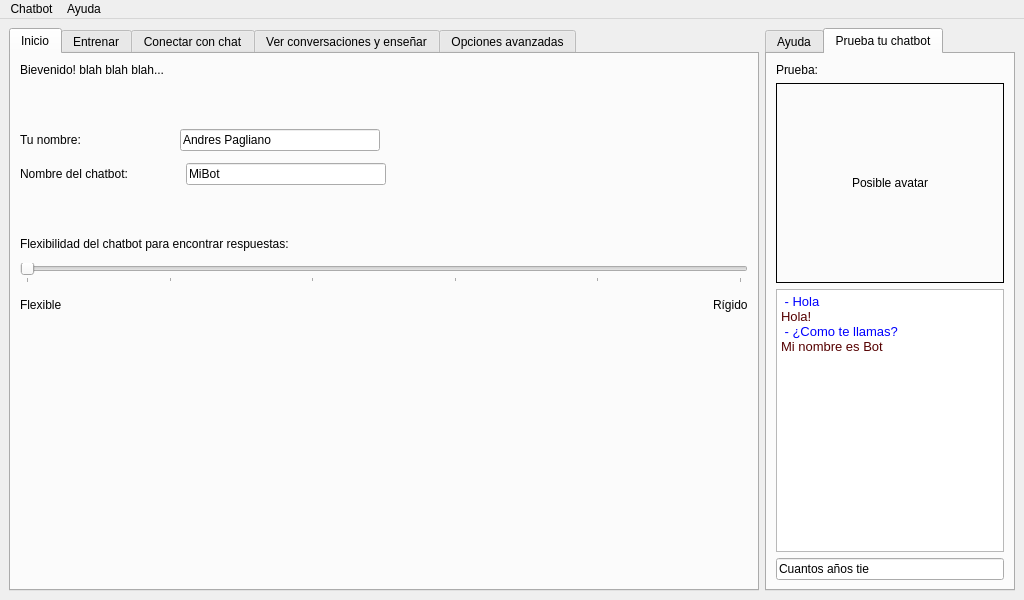
lvklabs/chatbot, file ui-prototypes/prototype-1/sadoskyuiprototype1.ui: the form before one commit.
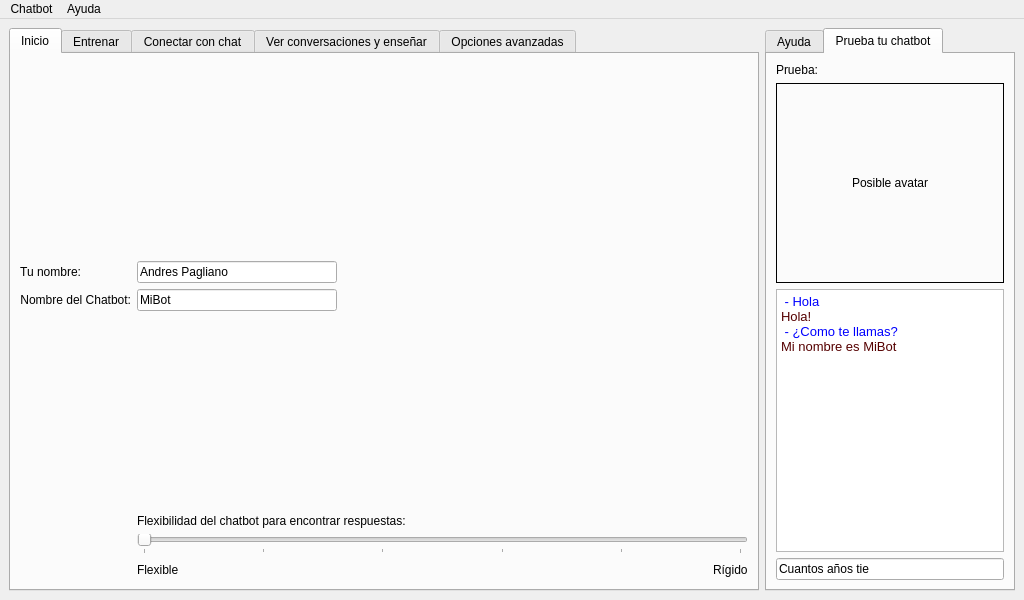
The form after the commit. The open tabs and pages were chosen to show the change.

Commit message: poc2: New configuration of Lemmatizer class. Minor changes in UI.

The edit to the form file:
```diff
--- a/ui-prototypes/prototype-1/sadoskyuiprototype1.ui
+++ b/ui-prototypes/prototype-1/sadoskyuiprototype1.ui
@@ -27,35 +27,16 @@
           <string>Inicio</string>
          </attribute>
          <layout class="QGridLayout" name="gridLayout_6">
-          <item row="0" column="0">
-           <layout class="QGridLayout" name="gridLayout_5">
-            <property name="horizontalSpacing">
-             <number>6</number>
+          <item row="0" column="1">
+           <layout class="QFormLayout" name="formLayout">
+            <property name="fieldGrowthPolicy">
+             <enum>QFormLayout::AllNonFixedFieldsGrow</enum>
             </property>
-            <property name="verticalSpacing">
-             <number>12</number>
-            </property>
-            <item row="0" column="0">
-             <widget class="QLabel" name="label_7">
-              <property name="font">
-               <font>
-                <weight>50</weight>
-                <bold>false</bold>
-               </font>
-              </property>
-              <property name="text">
-               <string>Bievenido! blah blah blah...</string>
-              </property>
-             </widget>
-            </item>
-            <item row="1" column="0">
+            <item row="0" column="1">
              <spacer name="verticalSpacer_2">
               <property name="orientation">
                <enum>Qt::Vertical</enum>
               </property>
-              <property name="sizeType">
-               <enum>QSizePolicy::Fixed</enum>
-              </property>
               <property name="sizeHint" stdset="0">
                <size>
                 <width>20</width>
@@ -64,34 +45,17 @@
               </property>
              </spacer>
             </item>
-            <item row="2" column="0">
-             <layout class="QHBoxLayout" name="horizontalLayout_6">
-              <item>
+            <item row="1" column="0">
                <widget class="QLabel" name="label_8">
-                <property name="sizePolicy">
-                 <sizepolicy hsizetype="Fixed" vsizetype="Preferred">
-                  <horstretch>0</horstretch>
-                  <verstretch>0</verstretch>
-                 </sizepolicy>
-                </property>
-                <property name="minimumSize">
-                 <size>
-                  <width>160</width>
-                  <height>0</height>
-                 </size>
-                </property>
-                <property name="baseSize">
-                 <size>
-                  <width>140</width>
-                  <height>0</height>
-                 </size>
-                </property>
                 <property name="text">
                  <string>Tu nombre:</string>
                 </property>
-               </widget>
-              </item>
-              <item>
+              <property name="alignment">
+               <set>Qt::AlignRight|Qt::AlignTrailing|Qt::AlignVCenter</set>
+              </property>
+             </widget>
+            </item>
+            <item row="1" column="1">
                <widget class="QLineEdit" name="lineEdit_4">
                 <property name="sizePolicy">
                  <sizepolicy hsizetype="Fixed" vsizetype="Fixed">
@@ -99,15 +63,9 @@
                   <verstretch>0</verstretch>
                  </sizepolicy>
                 </property>
-                <property name="minimumSize">
-                 <size>
-                  <width>200</width>
-                  <height>0</height>
-                 </size>
-                </property>
                 <property name="maximumSize">
                  <size>
-                  <width>300</width>
+                <width>200</width>
                   <height>16777215</height>
                  </size>
                 </property>
@@ -122,52 +80,17 @@
                 </property>
                </widget>
               </item>
-              <item>
-               <spacer name="horizontalSpacer_3">
-                <property name="orientation">
-                 <enum>Qt::Horizontal</enum>
-                </property>
-                <property name="sizeHint" stdset="0">
-                 <size>
-                  <width>40</width>
-                  <height>20</height>
-                 </size>
-                </property>
-               </spacer>
-              </item>
-             </layout>
-            </item>
-            <item row="3" column="0">
-             <layout class="QHBoxLayout" name="horizontalLayout_7">
-              <property name="spacing">
-               <number>6</number>
-              </property>
-              <item>
-               <widget class="QLabel" name="label_9">
-                <property name="sizePolicy">
-                 <sizepolicy hsizetype="Fixed" vsizetype="Preferred">
-                  <horstretch>0</horstretch>
-                  <verstretch>0</verstretch>
-                 </sizepolicy>
-                </property>
-                <property name="minimumSize">
-                 <size>
-                  <width>160</width>
-                  <height>0</height>
-                 </size>
-                </property>
-                <property name="baseSize">
-                 <size>
-                  <width>140</width>
-                  <height>0</height>
-                 </size>
-                </property>
+            <item row="2" column="0">
+             <widget class="QLabel" name="label_7">
                 <property name="text">
-                 <string>Nombre del chatbot:</string>
+               <string>Nombre del Chatbot:</string>
+              </property>
+              <property name="alignment">
+               <set>Qt::AlignRight|Qt::AlignTrailing|Qt::AlignVCenter</set>
                 </property>
                </widget>
               </item>
-              <item>
+            <item row="2" column="1">
                <widget class="QLineEdit" name="lineEdit_5">
                 <property name="sizePolicy">
                  <sizepolicy hsizetype="Fixed" vsizetype="Fixed">
@@ -183,7 +106,7 @@
                 </property>
                 <property name="maximumSize">
                  <size>
-                  <width>300</width>
+                <width>200</width>
                   <height>16777215</height>
                  </size>
                 </property>
@@ -198,22 +121,27 @@
                 </property>
                </widget>
               </item>
-              <item>
-               <spacer name="horizontalSpacer_4">
-                <property name="orientation">
-                 <enum>Qt::Horizontal</enum>
-                </property>
-                <property name="sizeHint" stdset="0">
-                 <size>
-                  <width>40</width>
-                  <height>20</height>
-                 </size>
-                </property>
-               </spacer>
-              </item>
-             </layout>
-            </item>
-            <item row="8" column="0">
+            <item row="4" column="1">
+             <widget class="QLabel" name="label_9">
+              <property name="text">
+               <string>Flexibilidad del chatbot para encontrar respuestas:</string>
+              </property>
+             </widget>
+            </item>
+            <item row="5" column="0">
+             <widget class="QLabel" name="label_14">
+              <property name="text">
+               <string/>
+              </property>
+              <property name="alignment">
+               <set>Qt::AlignRight|Qt::AlignTrailing|Qt::AlignVCenter</set>
+              </property>
+              <property name="wordWrap">
+               <bool>true</bool>
+              </property>
+             </widget>
+            </item>
+            <item row="3" column="1">
              <spacer name="verticalSpacer">
               <property name="orientation">
                <enum>Qt::Vertical</enum>
@@ -226,7 +154,38 @@
               </property>
              </spacer>
             </item>
-            <item row="6" column="0">
+            <item row="6" column="1">
+             <layout class="QHBoxLayout" name="horizontalLayout">
+              <item>
+               <widget class="QLabel" name="label_15">
+                <property name="text">
+                 <string>Flexible</string>
+                </property>
+               </widget>
+              </item>
+              <item>
+               <spacer name="horizontalSpacer_5">
+                <property name="orientation">
+                 <enum>Qt::Horizontal</enum>
+                </property>
+                <property name="sizeHint" stdset="0">
+                 <size>
+                  <width>40</width>
+                  <height>20</height>
+                 </size>
+                </property>
+               </spacer>
+              </item>
+              <item>
+               <widget class="QLabel" name="label_16">
+                <property name="text">
+                 <string>Rígido</string>
+                </property>
+               </widget>
+              </item>
+             </layout>
+            </item>
+            <item row="5" column="1">
              <widget class="QSlider" name="horizontalSlider">
               <property name="maximum">
                <number>1000</number>
@@ -242,60 +201,6 @@
               </property>
              </widget>
             </item>
-            <item row="4" column="0">
-             <spacer name="verticalSpacer_5">
-              <property name="orientation">
-               <enum>Qt::Vertical</enum>
-              </property>
-              <property name="sizeType">
-               <enum>QSizePolicy::Fixed</enum>
-              </property>
-              <property name="sizeHint" stdset="0">
-               <size>
-                <width>20</width>
-                <height>40</height>
-               </size>
-              </property>
-             </spacer>
-            </item>
-            <item row="5" column="0">
-             <widget class="QLabel" name="label_14">
-              <property name="text">
-               <string>Flexibilidad del chatbot para encontrar respuestas:</string>
-              </property>
-             </widget>
-            </item>
-            <item row="7" column="0">
-             <layout class="QHBoxLayout" name="horizontalLayout">
-              <item>
-               <widget class="QLabel" name="label_15">
-                <property name="text">
-                 <string>Flexible</string>
-                </property>
-               </widget>
-              </item>
-              <item>
-               <spacer name="horizontalSpacer_5">
-                <property name="orientation">
-                 <enum>Qt::Horizontal</enum>
-                </property>
-                <property name="sizeHint" stdset="0">
-                 <size>
-                  <width>40</width>
-                  <height>20</height>
-                 </size>
-                </property>
-               </spacer>
-              </item>
-              <item>
-               <widget class="QLabel" name="label_16">
-                <property name="text">
-                 <string>Rígido</string>
-                </property>
-               </widget>
-              </item>
-             </layout>
-            </item>
            </layout>
           </item>
          </layout>
@@ -1045,7 +950,7 @@
 &lt;p style=&quot; margin-top:0px; margin-bottom:0px; margin-left:0px; margin-right:0px; -qt-block-indent:0; text-indent:0px;&quot;&gt;&lt;span style=&quot; color:#0000ff;&quot;&gt; - Hola&lt;/span&gt;&lt;/p&gt;
 &lt;p style=&quot; margin-top:0px; margin-bottom:0px; margin-left:0px; margin-right:0px; -qt-block-indent:0; text-indent:0px;&quot;&gt;&lt;span style=&quot; color:#550000;&quot;&gt;Hola!&lt;/span&gt;&lt;/p&gt;
 &lt;p style=&quot; margin-top:0px; margin-bottom:0px; margin-left:0px; margin-right:0px; -qt-block-indent:0; text-indent:0px;&quot;&gt;&lt;span style=&quot; color:#0000ff;&quot;&gt; - ¿Como te llamas?&lt;/span&gt;&lt;/p&gt;
-&lt;p style=&quot; margin-top:0px; margin-bottom:0px; margin-left:0px; margin-right:0px; -qt-block-indent:0; text-indent:0px;&quot;&gt;&lt;span style=&quot; color:#550000;&quot;&gt;Mi nombre es Bot&lt;/span&gt;&lt;/p&gt;&lt;/body&gt;&lt;/html&gt;</string>
+&lt;p style=&quot; margin-top:0px; margin-bottom:0px; margin-left:0px; margin-right:0px; -qt-block-indent:0; text-indent:0px;&quot;&gt;&lt;span style=&quot; color:#550000;&quot;&gt;Mi nombre es MiBot&lt;/span&gt;&lt;/p&gt;&lt;/body&gt;&lt;/html&gt;</string>
           </property>
          </widget>
         </item>
```
Left out of the diff: 205 changed lines with no effect on the pictures. Lines whose indentation alone changed are shown as unchanged. The commit also changes 4 other files.
